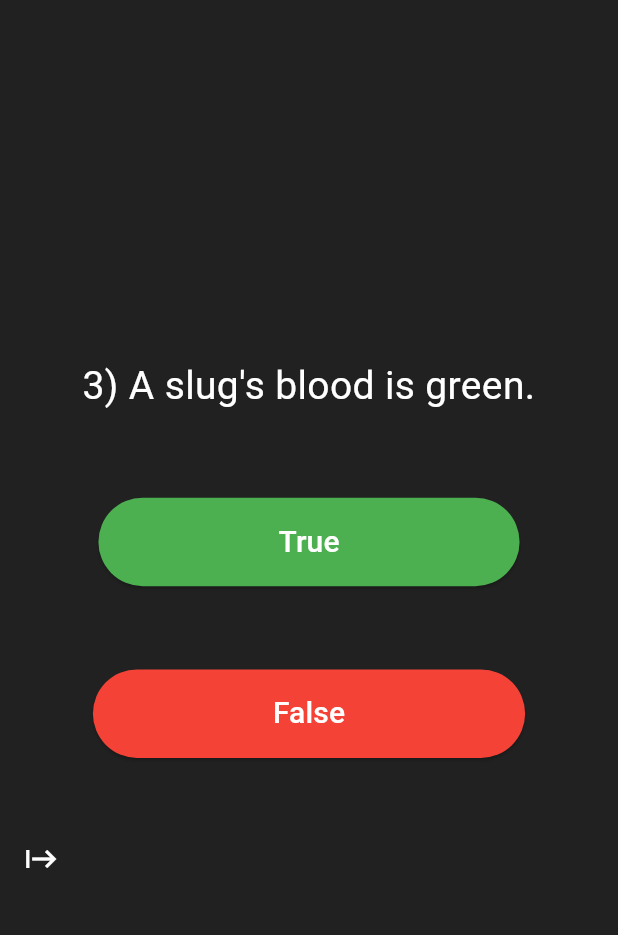
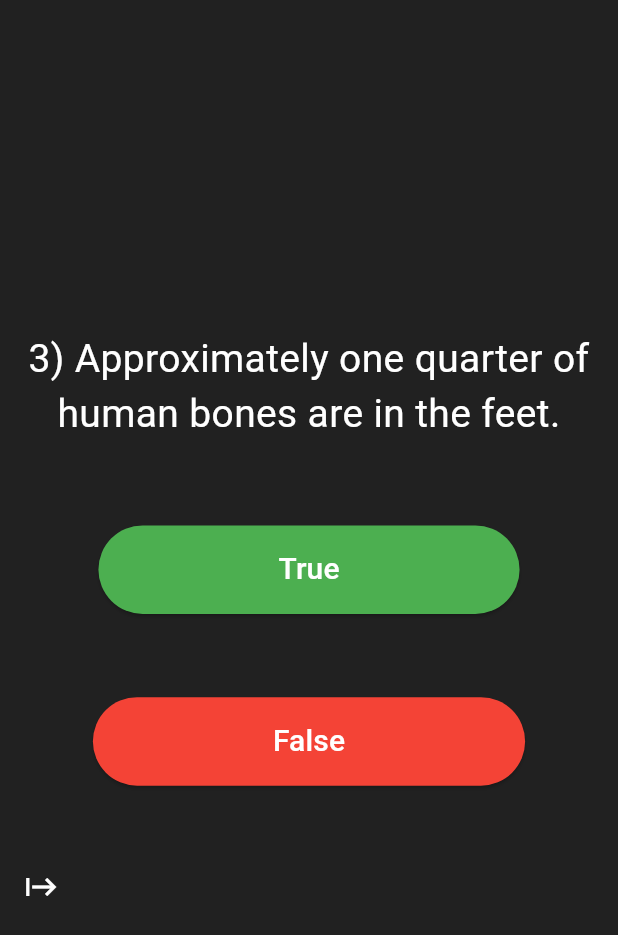
Before and after one commit to KASRA10/QuizApp_v1, a Flutter app: the screen it shows after launch, after a tap on "True", after a tap on "False", on a phone screen of 412 x 824 dp. Shown: the top 935 px of the screen. Run offline on Flutter 3.47's test engine with Material 3 defaults, Android fonts, the light colour scheme and no system bars.

Commit message:
add encapsulation and abstraction of classes to code

```diff
--- a/lib/main.dart
+++ b/lib/main.dart
@@ -1,5 +1,7 @@
 import 'package:flutter/material.dart';
-import 'questions.dart';
+import 'quiz_brain.dart';
+
+QuizBrain quizBrain = QuizBrain(); // Create An Object of QuizBrain
 
 void main() => runApp(
       const Quizzler(),
@@ -12,7 +14,8 @@
   Widget build(BuildContext context) {
     return MaterialApp(
       debugShowCheckedModeBanner: false,
-      home: Scaffold(
+      home: SafeArea(
+        child: Scaffold(
           backgroundColor: Colors.grey.shade900,
           body: const SafeArea(
             child: Padding(
@@ -20,6 +23,7 @@
                 horizontal: 15.5,
               ),
               child: QuizPage(),
+            ),
           ),
         ),
       ),
@@ -43,32 +47,13 @@
     ),
   ];
 
-  // List Of class Of Questions
-  List<Questions> questionBank = [
-    Questions(
-      q: 'You can lead a cow down stairs but not up stairs.',
-      a: false,
-    ),
-    Questions(
-      q: 'Approximately one quarter of human bones are in the feet.',
-      a: true,
-    ),
-    Questions(
-      q: 'A slug\'s blood is green.',
-      a: true,
-    ),
-  ];
-
-  int questionNumber = 0;
-  int theNumberOfQuestion = 1;
-
   @override
   Widget build(BuildContext context) {
     return Column(
       mainAxisAlignment: MainAxisAlignment.center,
       children: <Widget>[
         Text(
-          '$theNumberOfQuestion) ${questionBank[questionNumber].questionText}',
+          '${quizBrain.getTheNumberOfQuestion()}) ${quizBrain.getQuestionText()}',
           textAlign: TextAlign.center,
           style: const TextStyle(
             fontSize: 26.0,
@@ -82,18 +67,20 @@
         ElevatedButton(
           onPressed: () {
             //The user picked true.
-            bool correctAnswer = questionBank[questionNumber].questionAnswer;
+            bool correctAnswer = quizBrain.getQuestionAnswer();
 
             if (correctAnswer == true) {
+              // ignore: avoid_print
               print('It is Right');
             } else {
+              // ignore: avoid_print
               print('it is wrong');
             }
 
             setState(
               () {
-                theNumberOfQuestion++;
-                questionNumber++;
+                quizBrain.nextNumberOfQuestion();
+                quizBrain.nextQuestionNumber();
               },
             );
           },
@@ -119,17 +106,19 @@
         ElevatedButton(
           onPressed: () {
             //The user picked false.
-            bool correctAnswer = questionBank[questionNumber].questionAnswer;
+            bool correctAnswer = quizBrain.getQuestionAnswer();
 
             if (correctAnswer == false) {
+              // ignore: avoid_print
               print('It is Right');
             } else {
+              // ignore: avoid_print
               print('it is wrong');
             }
             setState(
               () {
-                theNumberOfQuestion++;
-                questionNumber++;
+                quizBrain.nextNumberOfQuestion();
+                quizBrain.nextQuestionNumber();
               },
             );
           },
--- a/lib/questions.dart
+++ b/lib/questions.dart
@@ -2,7 +2,7 @@
   late String questionText;
   late bool questionAnswer;
 
-  Questions({String? q, bool? a}) {
+  Questions(String? q, bool? a) {
     questionText = q!;
     questionAnswer = a!;
   }
--- /dev/null
+++ b/lib/quiz_brain.dart
@@ -0,0 +1,63 @@
+import 'questions.dart';
+
+class QuizBrain {
+  int _questionNumber = 0;
+  int _theNumberOfQuestion = 1;
+
+  final List<Questions> _questionBank = [
+    Questions('Some cats are actually allergic to humans', true),
+    Questions('You can lead a cow down stairs but not up stairs.', false),
+    Questions(
+        'Approximately one quarter of human bones are in the feet.', true),
+    Questions('A slug\'s blood is green.', true),
+    Questions('Buzz Aldrin\'s mother\'s maiden name was \"Moon\".', true),
+    Questions('It is illegal to pee in the Ocean in Portugal.', true),
+    Questions(
+        'No piece of square dry paper can be folded in half more than 7 times.',
+        false),
+    Questions(
+        'In London, UK, if you happen to die in the House of Parliament, you are technically entitled to a state funeral, because the building is considered too sacred a place.',
+        true),
+    Questions(
+        'The loudest sound produced by any animal is 188 decibels. That animal is the African Elephant.',
+        false),
+    Questions(
+        'The total surface area of two human lungs is approximately 70 square metres.',
+        true),
+    Questions('Google was originally called "Backrub".', true),
+    Questions(
+        'Chocolate affects a dog\'s heart and nervous system; a few ounces are enough to kill a small dog.',
+        true),
+    Questions(
+        'In West Virginia, USA, if you accidentally hit an animal with your car, you are free to take it home to eat.',
+        true),
+  ];
+
+  void nextQuestionNumber() {
+    if (_questionNumber < _questionBank.length - 1) {
+      _questionNumber++;
+    }
+    // ignore: avoid_print
+    print(_questionNumber);
+    // ignore: avoid_print
+    print(_questionBank.length);
+  }
+
+  void nextNumberOfQuestion() {
+    if (_theNumberOfQuestion < _questionBank.length - 1) {
+      _theNumberOfQuestion++;
+    }
+  }
+
+  String getQuestionText() {
+    return _questionBank[_questionNumber].questionText;
+  }
+
+  bool getQuestionAnswer() {
+    return _questionBank[_questionNumber].questionAnswer;
+  }
+
+  int getTheNumberOfQuestion() {
+    return _theNumberOfQuestion;
+  }
+}
```
Lines whose indentation alone changed are shown as unchanged.
